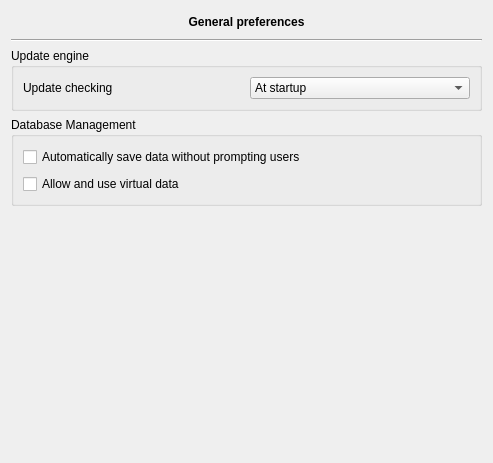
Above: plugins/coreplugin/dialogs/applicationgeneralpreferences.ui from FreeHealth/freehealth before the change. Below: the same form after it.
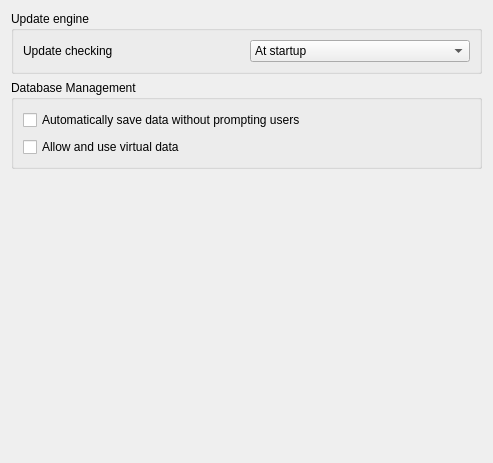
That is the form after the change.

What changed in the file:
```diff
--- a/plugins/coreplugin/dialogs/applicationgeneralpreferences.ui
+++ b/plugins/coreplugin/dialogs/applicationgeneralpreferences.ui
@@ -15,47 +15,6 @@
   </property>
   <layout class="QGridLayout" name="gridLayout_2">
    <item row="0" column="0">
-    <widget class="QLabel" name="label_2">
-     <property name="sizePolicy">
-      <sizepolicy hsizetype="Expanding" vsizetype="Preferred">
-       <horstretch>0</horstretch>
-       <verstretch>0</verstretch>
-      </sizepolicy>
-     </property>
-     <property name="minimumSize">
-      <size>
-       <width>0</width>
-       <height>22</height>
-      </size>
-     </property>
-     <property name="font">
-      <font>
-       <weight>75</weight>
-       <bold>true</bold>
-      </font>
-     </property>
-     <property name="text">
-      <string>General preferences</string>
-     </property>
-     <property name="alignment">
-      <set>Qt::AlignCenter</set>
-     </property>
-    </widget>
-   </item>
-   <item row="1" column="0">
-    <widget class="Line" name="line">
-     <property name="minimumSize">
-      <size>
-       <width>0</width>
-       <height>2</height>
-      </size>
-     </property>
-     <property name="orientation">
-      <enum>Qt::Horizontal</enum>
-     </property>
-    </widget>
-   </item>
-   <item row="2" column="0">
     <widget class="QGroupBox" name="groupBox_2">
      <property name="title">
       <string>Update engine</string>
@@ -106,7 +65,7 @@
      </layout>
     </widget>
    </item>
-   <item row="4" column="0">
+   <item row="2" column="0">
     <spacer name="verticalSpacer">
      <property name="orientation">
       <enum>Qt::Vertical</enum>
@@ -119,7 +78,7 @@
      </property>
     </spacer>
    </item>
-   <item row="3" column="0">
+   <item row="1" column="0">
     <widget class="QGroupBox" name="groupBox">
      <property name="title">
       <string>Database Management</string>
```
